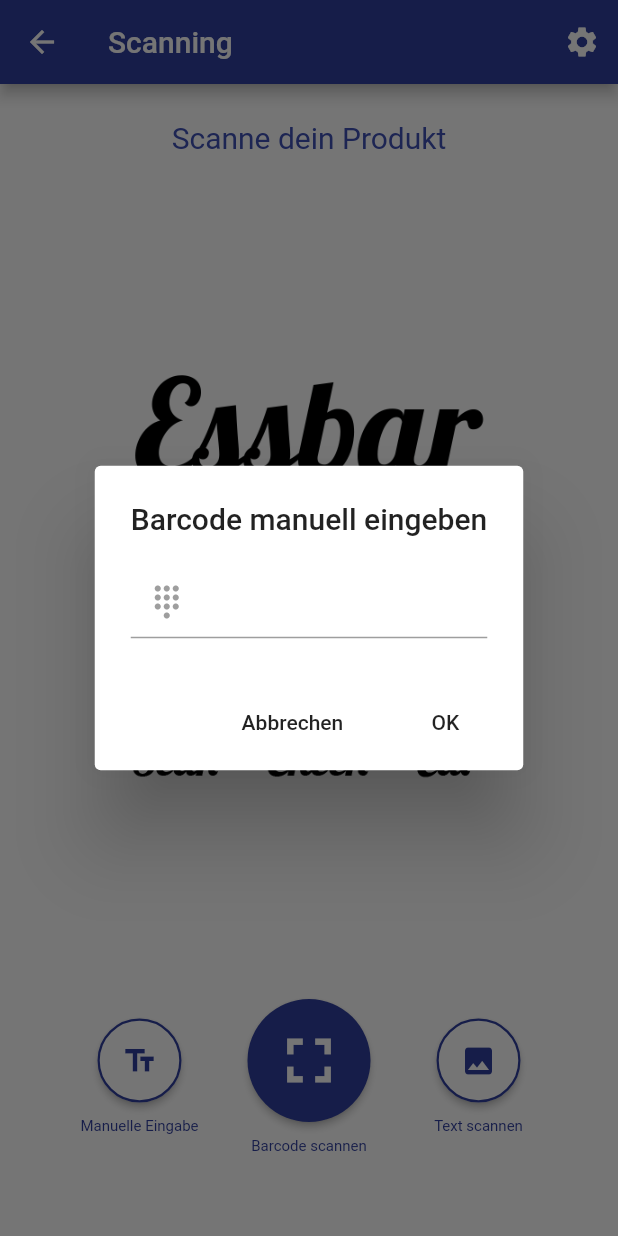
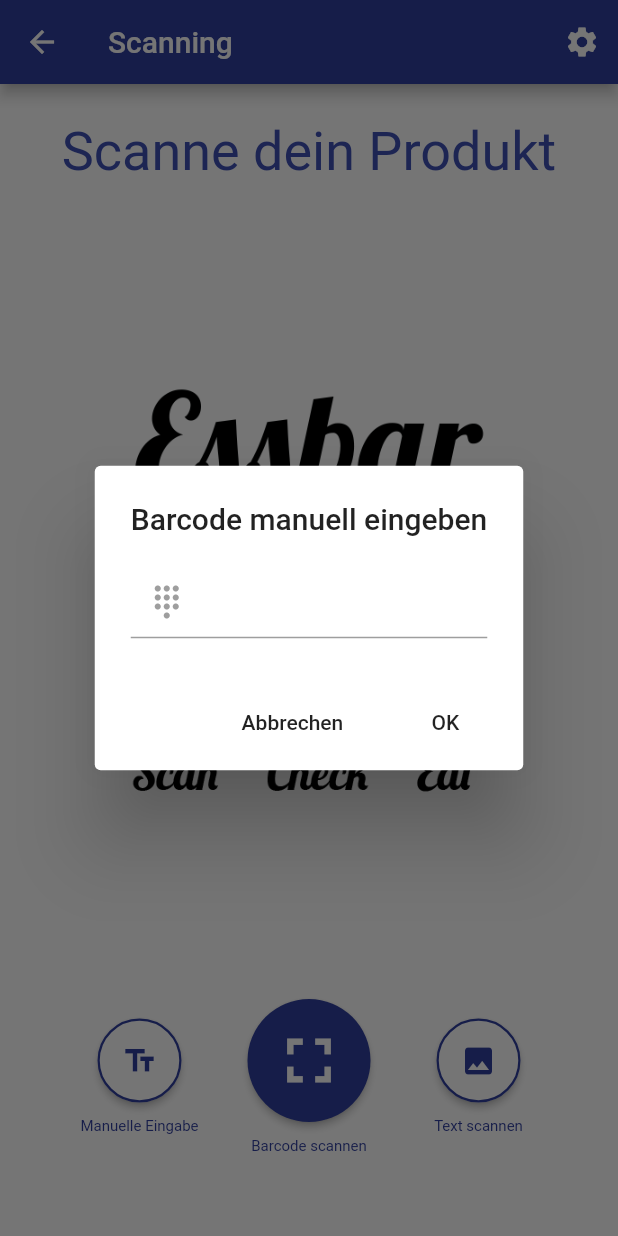
Before and after one commit to m-glock/Inhaltsstoff-Warnapp, a Flutter app: the ScanningRoot screen opened directly, after a tap on the "text fields" icon, on a phone screen of 412 x 824 dp. Run offline on Flutter 3.47's test engine with Material 2 defaults, Android fonts, the phone set to English and light mode, and no system bars; our stand-ins replace introduction_screen, shared_preferences, sqflite; missing offline and left inert: flutter_barcode_scanner; accounts and stored records are empty.

Commit message:
Popup dialog for manual barcode outsourced.

```diff
--- /dev/null
+++ b/lib/pages/scanning/ScanningBarcodeDialog.dart
@@ -0,0 +1,63 @@
+import 'package:flutter/material.dart';
+import 'package:flutter/services.dart';
+
+class ScanningBarcodeDialog extends StatefulWidget {
+  const ScanningBarcodeDialog({Key key}) : super(key: key);
+
+  @override
+  _ScanningBarcodeDialogState createState() => _ScanningBarcodeDialogState();
+}
+
+class _ScanningBarcodeDialogState extends State<ScanningBarcodeDialog> {
+  TextEditingController _textController;
+
+  @override
+  void initState() {
+    super.initState();
+    _textController = TextEditingController(
+      text: null,
+    );
+  }
+
+  @override
+  Widget build(BuildContext context) {
+    return AlertDialog(
+      title: Text("Barcode manuell eingeben"),
+      content: TextFormField(
+        inputFormatters: [
+          FilteringTextInputFormatter.digitsOnly,
+          LengthLimitingTextInputFormatter(13),
+        ],
+        keyboardType: TextInputType.number,
+        controller: _textController,
+        decoration: InputDecoration(
+          prefixIcon: Icon(Icons.dialpad, color: Colors.grey),
+        ),
+      ),
+      actions: <Widget>[
+        FlatButton(
+          child: Text("Abbrechen"),
+          onPressed: () {
+            Navigator.pop(context, _textController.text);
+          },
+        ),
+        FlatButton(
+          child: Text("OK"),
+          onPressed: () {
+            if (_textController.text.length != 13) {
+              return;
+            } else {
+              Navigator.pop(context, _textController.text);
+            }
+          },
+        )
+      ],
+    );
+  }
+
+  @override
+  void dispose() {
+    _textController.dispose();
+    super.dispose();
+  }
+}
--- a/lib/pages/scanning/ScanningRoot.dart
+++ b/lib/pages/scanning/ScanningRoot.dart
@@ -4,6 +4,7 @@ import 'package:flutter/services.dart';
 import 'package:flutter_barcode_scanner/flutter_barcode_scanner.dart';
 
 import '../../customWidgets/CustomAppBar.dart';
+import './ScanningBarcodeDialog.dart';
 
 class ScanningRoot extends StatefulWidget {
   const ScanningRoot({Key key}) : super(key: key);
@@ -69,7 +70,7 @@ class _ScanningRootState extends State<ScanningRoot> {
           children: <Widget>[
             Text(
               'Scanne dein Produkt',
-              style: Theme.of(context).textTheme.headline2,
+              style: Theme.of(context).textTheme.headline1,
             ),
             SizedBox(height: 20.0),
             Expanded(
@@ -96,41 +97,7 @@ class _ScanningRootState extends State<ScanningRoot> {
                             context: context,
                             barrierDismissible: false,
                             builder: (BuildContext context) {
-                              return AlertDialog(
-                                title: Text("Barcode manuell eingeben"),
-                                content: TextFormField(
-                                  inputFormatters: [
-                                    FilteringTextInputFormatter.digitsOnly,
-                                    LengthLimitingTextInputFormatter(13),
-                                  ],
-                                  keyboardType: TextInputType.number,
-                                  controller: _textController,
-                                  decoration: InputDecoration(
-                                    prefixIcon:
-                                        Icon(Icons.dialpad, color: Colors.grey),
-                                  ),
-                                ),
-                                actions: <Widget>[
-                                  FlatButton(
-                                    child: Text("Abbrechen"),
-                                    onPressed: () {
-                                      Navigator.pop(
-                                          context, _textController.text);
-                                    },
-                                  ),
-                                  FlatButton(
-                                    child: Text("OK"),
-                                    onPressed: () {
-                                      if (_textController.text.length != 13) {
-                                        return;
-                                      } else {
-                                        Navigator.pop(
-                                            context, _textController.text);
-                                      }
-                                    },
-                                  )
-                                ],
-                              );
+                              return ScanningBarcodeDialog();
                             },
                           ).then((val) {
                             setState(() {
```
